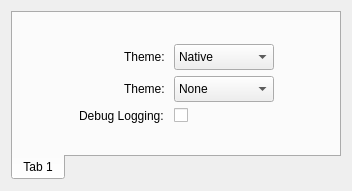
Above: src/gui/dialogs/settings/frames/generalsettingsframe.ui from JJPPeters/clTEM before the change. Below: the same form after it.
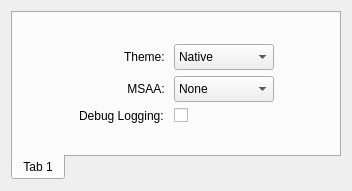
That is the form after the change. Custom widgets are drawn as their Qt base class.

Patch:
```diff
--- a/src/gui/dialogs/settings/frames/generalsettingsframe.ui
+++ b/src/gui/dialogs/settings/frames/generalsettingsframe.ui
@@ -143,7 +143,7 @@
           </sizepolicy>
          </property>
          <property name="text">
-          <string>Theme: </string>
+          <string>MSAA: </string>
          </property>
          <property name="alignment">
           <set>Qt::AlignRight|Qt::AlignTrailing|Qt::AlignVCenter</set>
```
